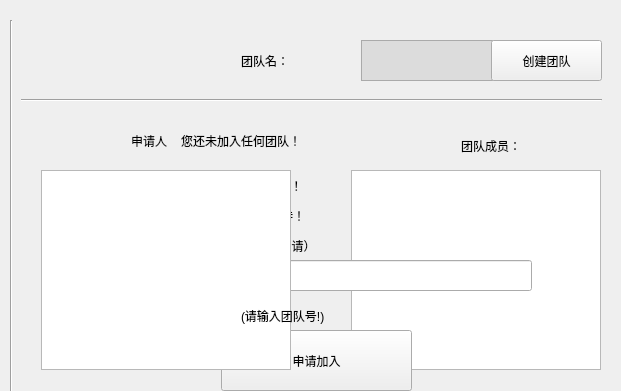
agilelike/OurTime, file OutTime/personaldetails.ui: the form before one commit; both pictures show x 579 to 1200 and y 0 to 391 of the 1200 by 480 pixel window.
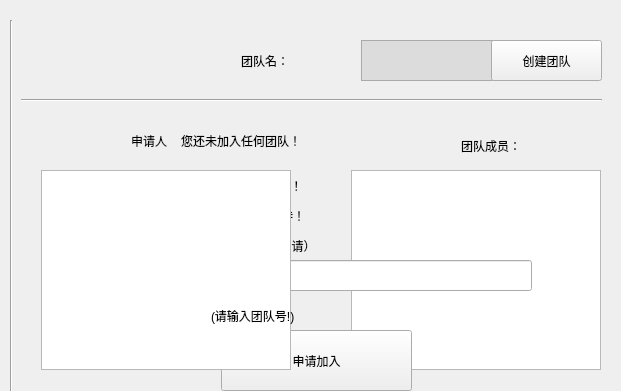
The form after the commit.

What changed in the file:
```diff
--- a/OutTime/personaldetails.ui
+++ b/OutTime/personaldetails.ui
@@ -147,7 +147,7 @@
     <rect>
      <x>1040</x>
      <y>130</y>
-     <width>121</width>
+     <width>131</width>
      <height>31</height>
     </rect>
    </property>
@@ -365,7 +365,7 @@
     <rect>
      <x>770</x>
      <y>170</y>
-     <width>221</width>
+     <width>281</width>
      <height>31</height>
     </rect>
    </property>
@@ -397,7 +397,7 @@
     <rect>
      <x>740</x>
      <y>200</y>
-     <width>281</width>
+     <width>351</width>
      <height>31</height>
     </rect>
    </property>
@@ -413,7 +413,7 @@
     <rect>
      <x>720</x>
      <y>230</y>
-     <width>301</width>
+     <width>391</width>
      <height>31</height>
     </rect>
    </property>
@@ -445,7 +445,7 @@
     <rect>
      <x>710</x>
      <y>120</y>
-     <width>71</width>
+     <width>81</width>
      <height>41</height>
     </rect>
    </property>
@@ -504,9 +504,9 @@
   <widget class="QLabel" name="label_19">
    <property name="geometry">
     <rect>
-     <x>820</x>
+     <x>790</x>
      <y>300</y>
-     <width>181</width>
+     <width>231</width>
      <height>31</height>
     </rect>
    </property>
```
Left out of the diff: 14 changed lines with no effect on the pictures.
